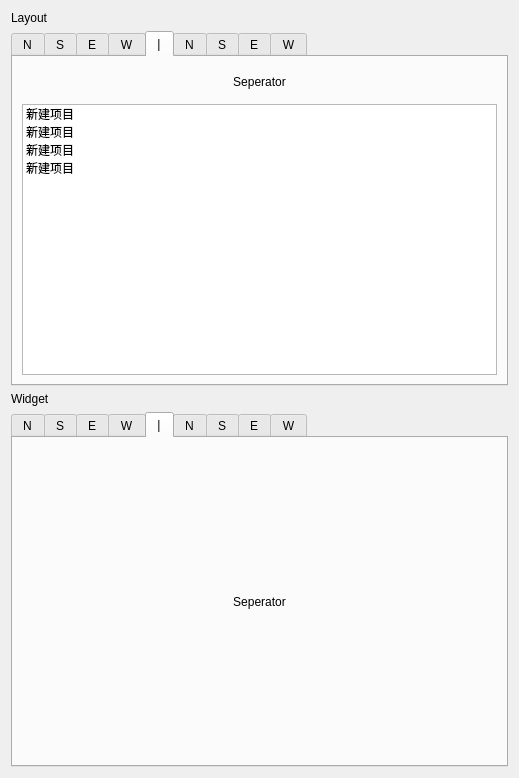
This is _QtDemo/_mine/overlay/overlay.ui in FXTD-ODYSSEY/MayaScript as Qt 5 draws it before an edit. The edited form follows.
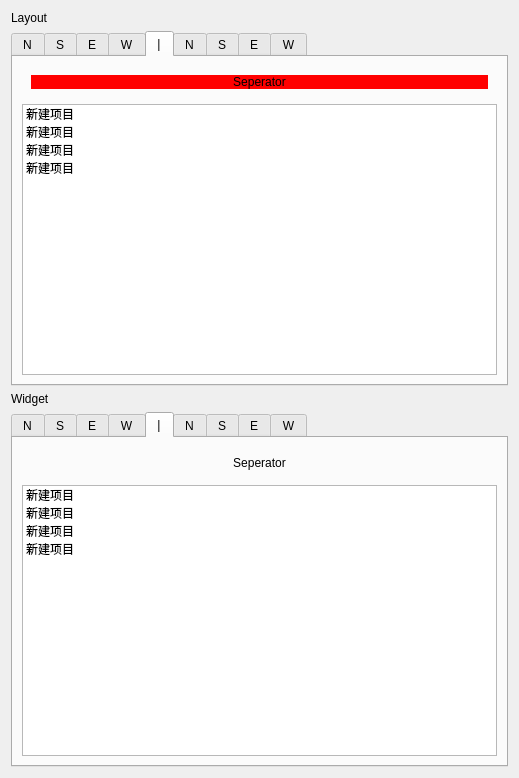
This is the edited form. The open tabs and pages were chosen to show the change. Custom widgets are drawn as their Qt base class.

Commit message: overlay 组件更新

```diff
--- a/_QtDemo/_mine/overlay/overlay.ui
+++ b/_QtDemo/_mine/overlay/overlay.ui
@@ -310,6 +310,9 @@
          <layout class="QVBoxLayout" name="verticalLayout_60">
           <item>
            <widget class="QLabel" name="label_3">
+            <property name="styleSheet">
+             <string notr="true">background:red</string>
+            </property>
             <property name="text">
              <string>Seperator</string>
             </property>
@@ -1021,13 +1024,58 @@
       </attribute>
       <layout class="QVBoxLayout" name="verticalLayout_49">
        <item>
-        <widget class="QLabel" name="label_4">
-         <property name="text">
-          <string>Seperator</string>
+        <widget class="QOverlay" name="widget_2" native="true">
+         <property name="stretch" stdset="0">
+          <string>Center</string>
          </property>
-         <property name="alignment">
-          <set>Qt::AlignCenter</set>
+         <property name="direction" stdset="0">
+          <string>N</string>
          </property>
+         <layout class="QVBoxLayout" name="verticalLayout_61">
+          <item>
+           <widget class="QLabel" name="label_5">
+            <property name="styleSheet">
+             <string notr="true"/>
+            </property>
+            <property name="text">
+             <string>Seperator</string>
+            </property>
+            <property name="alignment">
+             <set>Qt::AlignCenter</set>
+            </property>
+           </widget>
+          </item>
+         </layout>
+        </widget>
+       </item>
+       <item>
+        <widget class="QListWidget" name="listWidget_23">
+         <property name="selectionMode">
+          <enum>QAbstractItemView::MultiSelection</enum>
+         </property>
+         <property name="selectionRectVisible">
+          <bool>true</bool>
+         </property>
+         <item>
+          <property name="text">
+           <string>新建项目</string>
+          </property>
+         </item>
+         <item>
+          <property name="text">
+           <string>新建项目</string>
+          </property>
+         </item>
+         <item>
+          <property name="text">
+           <string>新建项目</string>
+          </property>
+         </item>
+         <item>
+          <property name="text">
+           <string>新建项目</string>
+          </property>
+         </item>
         </widget>
        </item>
       </layout>
```
Left out of the diff: 47 changed lines with no effect on the pictures. The commit also changes 1 other file.
